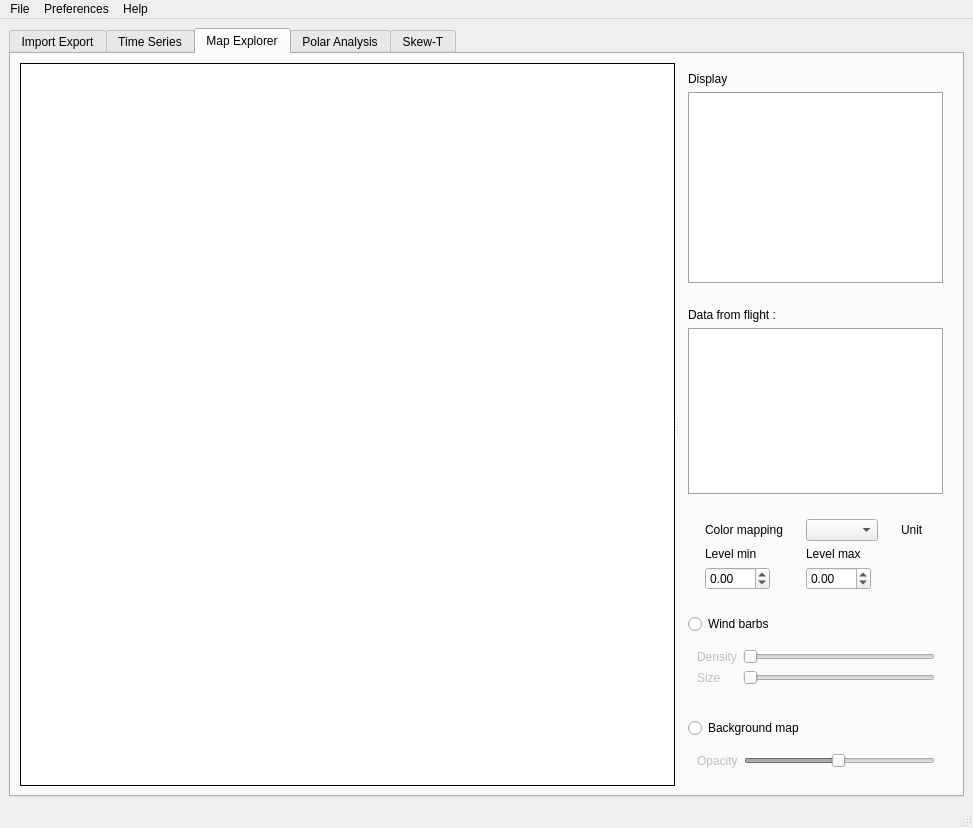
This is src/gui/mainwindow.ui in TheGoodWeather/Vector-Vario-Analyzer as Qt 5 draws it before an edit. The edited form follows.
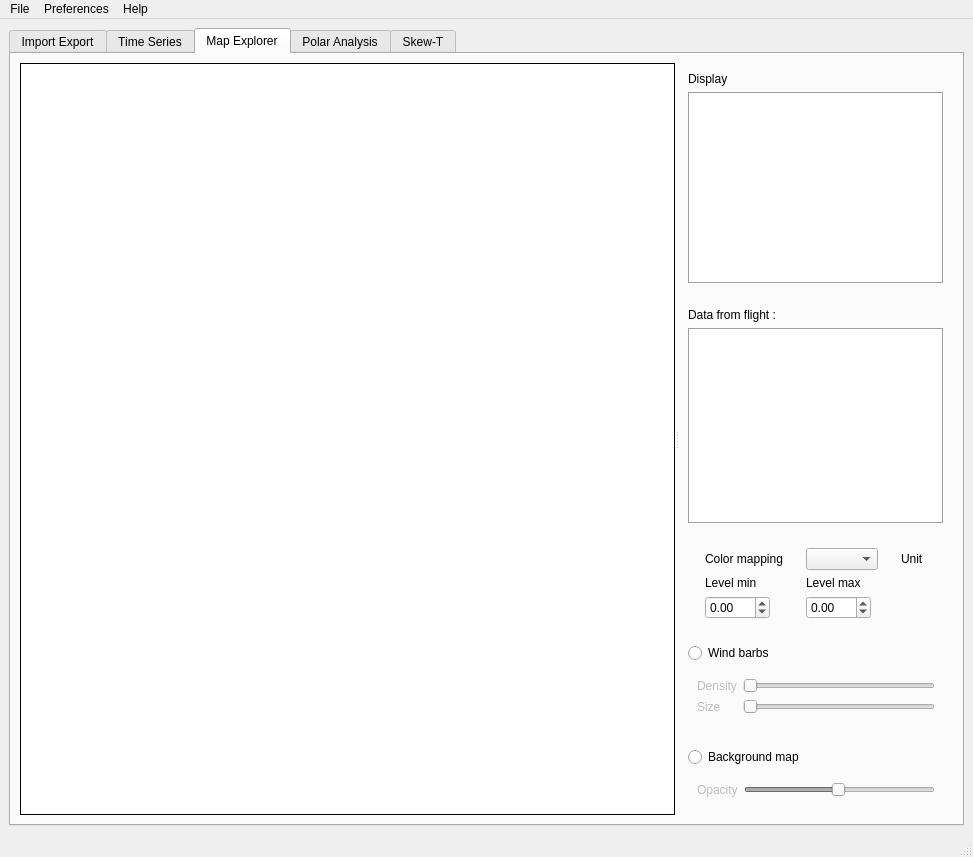
This is the edited form. The open tabs and pages were chosen to show the change. Custom widgets are drawn as their Qt base class.

Patch:
```diff
--- a/src/gui/mainwindow.ui
+++ b/src/gui/mainwindow.ui
@@ -7,7 +7,7 @@
     <x>0</x>
     <y>0</y>
     <width>973</width>
-    <height>828</height>
+    <height>857</height>
    </rect>
   </property>
   <property name="windowTitle">
```
Left out of the diff: 2 changed lines with no effect on the pictures.
